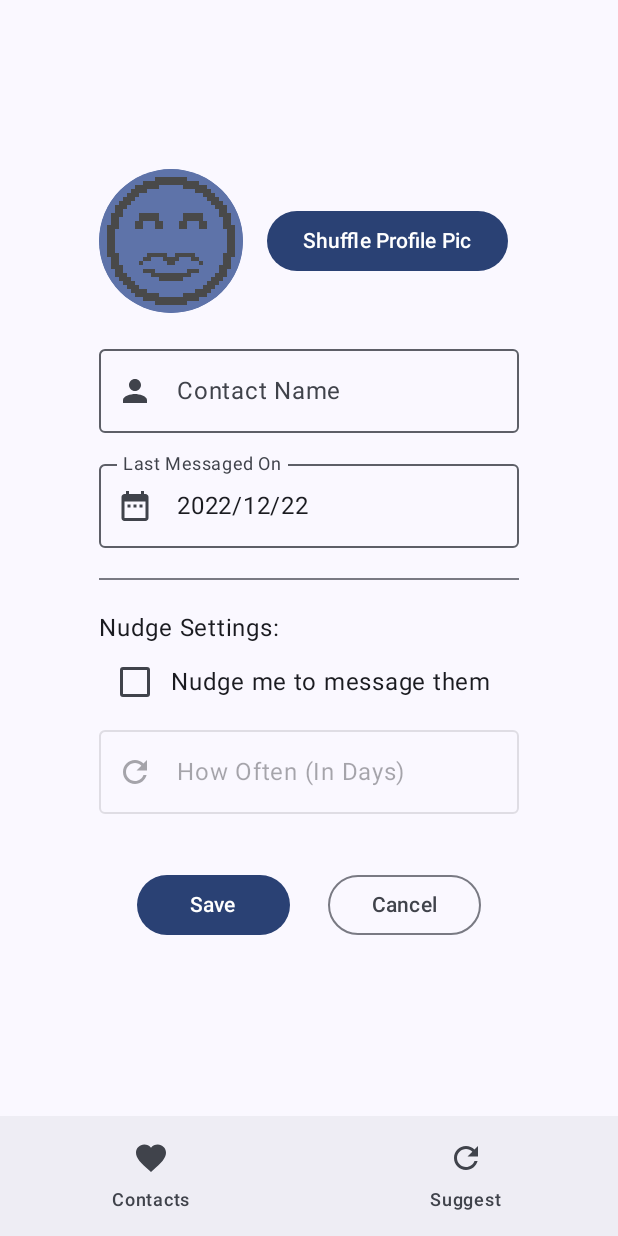
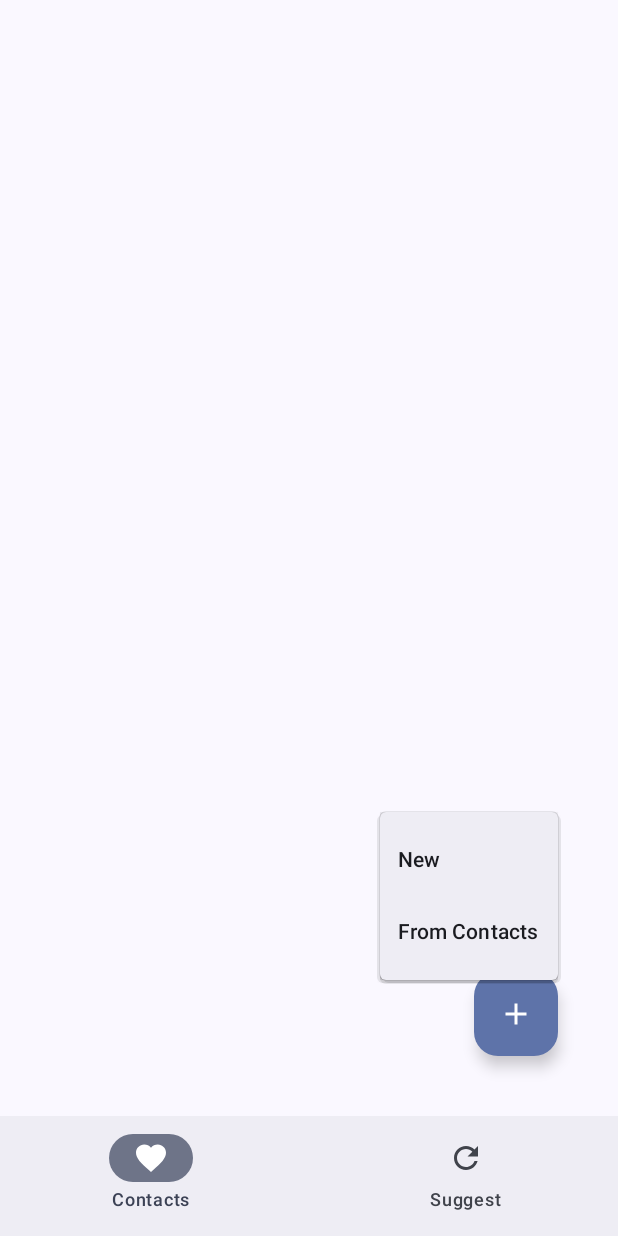
Before and after one commit to NoahOrtega/Hearts-Monitor, an Android app built with Jetpack Compose: the screen it shows after launch (MainActivity), after a tap on "Add a new contact", on a phone screen of 412 x 824 dp. Run offline under Robolectric (Android 15) with nearby library versions, the light colour scheme and no system bars; our stand-ins replace Room's generated code.

Commit message:
cleanup + hide bottom bar on edit + new add menu

```diff
--- a/app/src/main/java/info/noahortega/heartsmonitor/HeartsViewModel.kt
+++ b/app/src/main/java/info/noahortega/heartsmonitor/HeartsViewModel.kt
@@ -148,10 +148,10 @@ class HeartsViewModel(application: Application) : AndroidViewModel(application)
 
    //Contacts Screen State ~~~~~~~~~~~~~~~~~~~~~~~~~~~~~~~~~~~~~~~~~~~~~~~~~~~~~~~~~~~~~~~~~~~~~~~~~~
 
-   fun onFabPressed() {
+   fun onNewContact() {
       myEditState.setState(null)
    }
-   fun onContactPressed(contact: Contact) {
+   fun onContactEdit(contact: Contact) {
       myEditState.setState(contact)
    }
    fun onHeartPressed(contactId: Long) {
--- a/app/src/main/java/info/noahortega/heartsmonitor/MainActivity.kt
+++ b/app/src/main/java/info/noahortega/heartsmonitor/MainActivity.kt
@@ -37,6 +37,7 @@ import androidx.compose.ui.res.painterResource
 import androidx.compose.ui.res.stringResource
 import androidx.compose.ui.text.input.KeyboardType
 import androidx.compose.ui.text.style.TextAlign
+import androidx.compose.ui.unit.DpOffset
 import androidx.compose.ui.unit.IntOffset
 import androidx.compose.ui.unit.dp
 import androidx.compose.ui.unit.min
@@ -82,6 +83,8 @@ fun EntryPoint() {
       vm.composeLateInit()
    }
 
+
+
    val nav = rememberNavController()
    MainScaffold(
       nav = nav,
@@ -94,16 +97,16 @@ fun EntryPoint() {
                ContactsScreen (
                contacts = vm.contactList,
                modifier = mod.fillMaxSize(),
-               onFab = {
-                  vm.onFabPressed()
-                  nav.navigate(Screen.Edit.route)
+               onNew = {
+                  vm.onNewContact()
+                  nav.navigate(Screen.Edit.route) { launchSingleTop = true }
                   },
                contactListItemMessage = vm::contactListItemMessage,
                onHeartTapped = vm::onHeartPressed,
                onTrashTapped = vm::onTrashPressed,
                onItemTapped = { contact: Contact ->
-                  vm.onContactPressed(contact)
-                  nav.navigate(Screen.Edit.route)
+                  vm.onContactEdit(contact)
+                  nav.navigate(Screen.Edit.route) { launchSingleTop = true }
                })}
             composable(Screen.Random.route) {
                SuggestionScreen(
@@ -112,7 +115,8 @@ fun EntryPoint() {
                   launchLogic = {vm.suggestLaunchLogic()},
                   onChat = { vm.contactSuggestionPressed()},
                   onIgnore = {vm.newSuggestionPressed()},
-                  onAddContact = {nav.navigate((Screen.Contact.route))} )}
+                  onAddContact = {nav.navigate((Screen.Contact.route))} )
+            }
             composable(Screen.Edit.route) {
                EditContactScreen(
                   name = vm.myEditState.name, picture = vm.myEditState.imgId,
@@ -135,7 +139,8 @@ fun EntryPoint() {
                   onNameChange = {name -> vm.myEditState.name = name},
                   onDayIntervalChange = {interval -> vm.tryToChangeInterval(interval)},
                   onNudgeChange = {doNudge -> vm.myEditState.isNudger = doNudge},
-               )}
+               )
+            }
             composable(Screen.Nudge.route) {
                NudgeScreen(
                   nudgeContacts = vm.contactList.filter { item -> item.isNudger },
@@ -144,8 +149,8 @@ fun EntryPoint() {
                   onTrashTapped = vm::onTrashPressed,
                   onHeartTapped = vm::onHeartPressed,
                   onItemTapped = {contact: Contact ->
-                     vm.onContactPressed(contact)
-                     nav.navigate(Screen.Edit.route)},
+                     vm.onContactEdit(contact)
+                     nav.navigate(Screen.Edit.route) { launchSingleTop = true }},
                   checkIfExpired = vm::nudgeIsOverdue)
             }
          }
@@ -154,17 +159,21 @@ fun EntryPoint() {
 
 @OptIn(ExperimentalMaterial3Api::class)
 @Composable
-fun MainScaffold(modifier: Modifier = Modifier,
+fun MainScaffold(
+   modifier: Modifier = Modifier,
    nav: NavHostController,
    nudgesNum: Int,
    hasNudges: Boolean,
-                 content: @Composable (PaddingValues) -> Unit) {
+   content: @Composable (PaddingValues) -> Unit,
+) {
+   val navBackStackEntry by nav.currentBackStackEntryAsState()
+   val hideBottomBar = true == navBackStackEntry?.destination?.route?.contains(Screen.Edit.route)
+
    Scaffold(
       modifier = modifier,
-      bottomBar = { BottomBar(nav = nav, hasNudges = hasNudges, nudgesNum = nudgesNum)},
+      bottomBar = { if(!hideBottomBar) {BottomBar(nav = nav, hasNudges = hasNudges, nudgesNum = nudgesNum)}},
    ) {  contentPadding -> content(contentPadding) }
 }
-
 
 @OptIn(ExperimentalMaterial3Api::class)
 @Composable
@@ -230,7 +239,9 @@ fun EditContactScreen(
       horizontalAlignment = Alignment.CenterHorizontally,
       verticalArrangement = Arrangement.Center,
    ) {
-      Column(Modifier.width(intrinsicSize = IntrinsicSize.Max)
+      Column(
+         Modifier
+            .width(intrinsicSize = IntrinsicSize.Max)
             .padding(top = 20.dp)
             .padding(horizontal = 40.dp)) {
          //pfp settings
@@ -351,8 +362,9 @@ fun ContactsScreen(
    onHeartTapped: (contactId: Long) -> Unit,
    onItemTapped: (Contact) -> Unit,
    onTrashTapped: (Contact) -> Unit,
-   onFab: () -> Unit = {},
+   onNew: () -> Unit = {},
 ) {
+   var selected by remember { mutableStateOf(false) }
    Box(modifier = modifier) {
       LazyColumn(contentPadding = PaddingValues(bottom = 20.dp)) {
          items(items = contacts, key = {it.contactId})
@@ -369,9 +381,16 @@ fun ContactsScreen(
          modifier = Modifier
             .padding(40.dp)
             .align(Alignment.BottomEnd),
-         onClick = { onFab() },
+         onClick = { selected = true},
       ) {
          Icon(Icons.Filled.Add, "Add a new contact")
+         DropdownMenu(expanded = selected,
+            onDismissRequest = { selected = false },
+            offset = DpOffset(0.dp, 5.dp)
+         ) {
+            DropdownMenuItem(text = { Text(text = "New")}, onClick = { onNew() })
+            DropdownMenuItem(text = { Text(text = "From Contacts")}, onClick = { /*TODO*/ })
+         }
       }
    }
 }
--- a/app/src/main/java/info/noahortega/heartsmonitor/ui/theme/Theme.kt
+++ b/app/src/main/java/info/noahortega/heartsmonitor/ui/theme/Theme.kt
@@ -39,24 +39,27 @@ private val LightColorScheme = lightColorScheme(
 
 @Composable
 fun HeartsMonitorTheme(
-   darkTheme: Boolean = isSystemInDarkTheme(),
-   // Dynamic color is available on Android 12+
+   isDarkTheme: Boolean = isSystemInDarkTheme(),
    dynamicColor: Boolean = true,
    content: @Composable () -> Unit
 ) {
-   val colorScheme = when {
-      dynamicColor && Build.VERSION.SDK_INT >= Build.VERSION_CODES.S -> {
-         val context = LocalContext.current
-         if (darkTheme) dynamicDarkColorScheme(context) else dynamicLightColorScheme(context)
+   val colorScheme =
+      when {
+         dynamicColor && Build.VERSION.SDK_INT >= Build.VERSION_CODES.S -> // Dynamic color is available on Android 12+
+         {
+            val context = LocalContext.current
+            if (isDarkTheme) dynamicDarkColorScheme(context)
+            else dynamicLightColorScheme(context)
+         }
+         isDarkTheme -> DarkColorScheme
+         else -> LightColorScheme
       }
-      darkTheme -> DarkColorScheme
-      else -> LightColorScheme
-   }
+
    val view = LocalView.current
    if (!view.isInEditMode) {
       SideEffect {
          (view.context as Activity).window.statusBarColor = colorScheme.primary.toArgb()
-         ViewCompat.getWindowInsetsController(view)?.isAppearanceLightStatusBars = darkTheme
+         ViewCompat.getWindowInsetsController(view)?.isAppearanceLightStatusBars = isDarkTheme
       }
    }
 
```
Also changed, not shown: 1 other file. Lines whose indentation alone changed are shown as unchanged.
